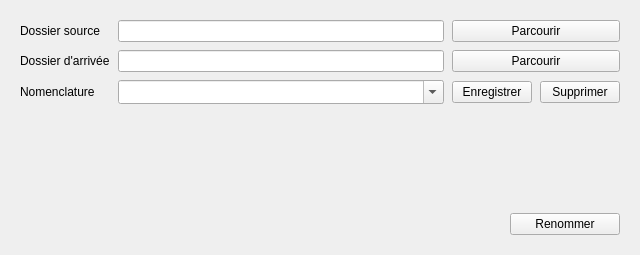
Qt form mainwindow.ui (Tibxla/FileRenamer) before a commit.
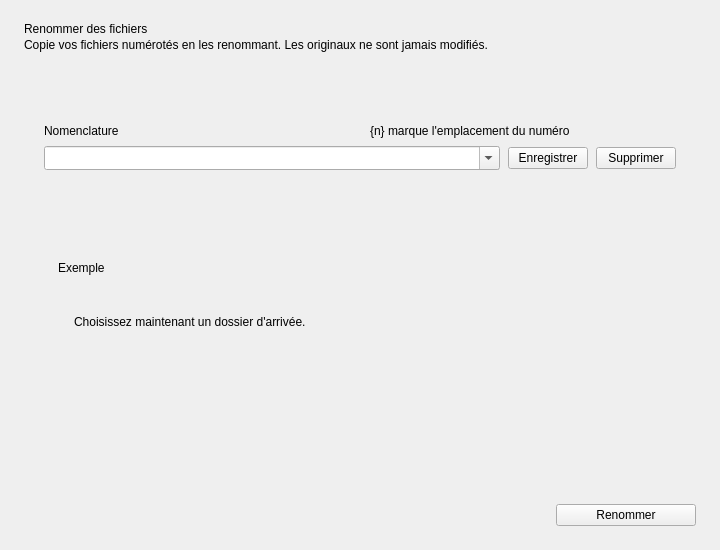
The same form after that commit. Custom widgets are drawn as their Qt base class.

Patch:
```diff
--- a/mainwindow.ui
+++ b/mainwindow.ui
@@ -6,119 +6,452 @@
    <rect>
     <x>0</x>
     <y>0</y>
-    <width>640</width>
-    <height>255</height>
+    <width>720</width>
+    <height>550</height>
    </rect>
   </property>
-  <property name="minimumSize">
-   <size><width>520</width><height>220</height></size>
-  </property>
   <property name="windowTitle">
    <string notr="true">FileRenamer</string>
   </property>
   <widget class="QWidget" name="centralWidget">
    <layout class="QVBoxLayout" name="windowLayout">
-    <property name="spacing"><number>16</number></property>
-    <property name="leftMargin"><number>20</number></property>
-    <property name="topMargin"><number>20</number></property>
-    <property name="rightMargin"><number>20</number></property>
-    <property name="bottomMargin"><number>20</number></property>
+    <property name="spacing"><number>0</number></property>
+    <property name="leftMargin"><number>24</number></property>
+    <property name="topMargin"><number>22</number></property>
+    <property name="rightMargin"><number>24</number></property>
+    <property name="bottomMargin"><number>24</number></property>
     <item>
-     <layout class="QGridLayout" name="renameForm">
-      <property name="horizontalSpacing"><number>8</number></property>
-      <property name="verticalSpacing"><number>8</number></property>
-      <item row="0" column="0">
-       <widget class="QLabel" name="sourceLabel">
-        <property name="text"><string>Dossier source</string></property>
-        <property name="buddy"><cstring>sourceDirLineEdit</cstring></property>
-       </widget>
+     <widget class="QLabel" name="titleLabel">
+      <property name="text"><string>Renommer des fichiers</string></property>
+     </widget>
+    </item>
+    <item>
+     <spacer name="titleSpacer">
+      <property name="orientation"><enum>Qt::Vertical</enum></property>
+      <property name="sizeType"><enum>QSizePolicy::Fixed</enum></property>
+      <property name="sizeHint" stdset="0"><size><width>0</width><height>2</height></size></property>
+     </spacer>
+    </item>
+    <item>
+     <widget class="QLabel" name="subtitleLabel">
+      <property name="text"><string>Copie vos fichiers numérotés en les renommant. Les originaux ne sont jamais modifiés.</string></property>
+     </widget>
+    </item>
+    <item>
+     <spacer name="headerSpacer">
+      <property name="orientation"><enum>Qt::Vertical</enum></property>
+      <property name="sizeType"><enum>QSizePolicy::Fixed</enum></property>
+      <property name="sizeHint" stdset="0"><size><width>0</width><height>20</height></size></property>
+     </spacer>
+    </item>
+    <item>
+     <layout class="QHBoxLayout" name="foldersLayout">
+      <property name="spacing"><number>10</number></property>
+      <item>
+       <widget class="FolderDropZone" name="sourceZone"/>
       </item>
-      <item row="0" column="1">
-       <widget class="FolderDropLineEdit" name="sourceDirLineEdit"/>
-      </item>
-      <item row="0" column="2" colspan="2">
-       <widget class="QPushButton" name="browseSourceButton">
-        <property name="accessibleName"><string>Parcourir le dossier source</string></property>
-        <property name="text"><string>Parcourir</string></property>
+      <item>
+       <widget class="IconView" name="foldersArrow">
+        <property name="minimumSize"><size><width>20</width><height>20</height></size></property>
+        <property name="maximumSize"><size><width>20</width><height>20</height></size></property>
        </widget>
       </item>
-      <item row="1" column="0">
-       <widget class="QLabel" name="destLabel">
-        <property name="text"><string>Dossier d'arrivée</string></property>
-        <property name="buddy"><cstring>destDirLineEdit</cstring></property>
-       </widget>
+      <item>
+       <widget class="FolderDropZone" name="destZone"/>
       </item>
-      <item row="1" column="1">
-       <widget class="FolderDropLineEdit" name="destDirLineEdit"/>
-      </item>
-      <item row="1" column="2" colspan="2">
-       <widget class="QPushButton" name="browseDestButton">
-        <property name="accessibleName"><string>Parcourir le dossier d'arrivée</string></property>
-        <property name="text"><string>Parcourir</string></property>
-       </widget>
-      </item>
-      <item row="2" column="0">
-       <widget class="QLabel" name="nomenclatureLabel">
-        <property name="text"><string>Nomenclature</string></property>
-        <property name="buddy"><cstring>nomenclatureComboBox</cstring></property>
-       </widget>
-      </item>
-      <item row="2" column="1">
-       <widget class="QComboBox" name="nomenclatureComboBox">
-        <property name="editable"><bool>true</bool></property>
-        <property name="insertPolicy"><enum>QComboBox::NoInsert</enum></property>
-        <property name="sizeAdjustPolicy"><enum>QComboBox::AdjustToMinimumContentsLengthWithIcon</enum></property>
-        <property name="minimumContentsLength"><number>14</number></property>
-       </widget>
-      </item>
-      <item row="2" column="2">
-       <widget class="QPushButton" name="saveNomenclatureButton">
-        <property name="text"><string>Enregistrer</string></property>
-        <property name="accessibleName"><string>Enregistrer la nomenclature</string></property>
-       </widget>
-      </item>
-      <item row="2" column="3">
-       <widget class="QPushButton" name="removeNomenclatureButton">
-        <property name="text"><string>Supprimer</string></property>
-        <property name="accessibleName"><string>Supprimer la nomenclature</string></property>
-       </widget>
-      </item>
-      <item row="3" column="1" colspan="3">
-       <widget class="QLabel" name="renamePreview">
-        <property name="sizePolicy">
-         <sizepolicy hsizetype="Ignored" vsizetype="Preferred">
-          <horstretch>0</horstretch>
-          <verstretch>0</verstretch>
-         </sizepolicy>
-        </property>
-        <property name="textFormat"><enum>Qt::PlainText</enum></property>
-        <property name="alignment"><set>Qt::AlignLeft|Qt::AlignTop</set></property>
-        <property name="wordWrap"><bool>true</bool></property>
-       </widget>
-      </item>
      </layout>
     </item>
     <item>
      <spacer name="renameSpacer">
       <property name="orientation"><enum>Qt::Vertical</enum></property>
+      <property name="sizeType"><enum>QSizePolicy::Fixed</enum></property>
+      <property name="sizeHint" stdset="0"><size><width>0</width><height>16</height></size></property>
      </spacer>
     </item>
-    <item alignment="Qt::AlignRight">
-     <widget class="QPushButton" name="renameButton">
-      <property name="minimumSize">
-       <size><width>110</width><height>0</height></size>
-      </property>
-      <property name="text"><string>Renommer</string></property>
+    <item>
+     <widget class="QFrame" name="nomenclatureCard">
+      <layout class="QVBoxLayout" name="cardLayout">
+       <property name="spacing"><number>0</number></property>
+       <property name="leftMargin"><number>20</number></property>
+       <property name="topMargin"><number>16</number></property>
+       <property name="rightMargin"><number>20</number></property>
+       <property name="bottomMargin"><number>18</number></property>
+       <item>
+        <layout class="QHBoxLayout" name="nomenclatureHeader">
+         <property name="spacing"><number>12</number></property>
+         <item>
+          <widget class="QLabel" name="nomenclatureLabel">
+           <property name="text"><string>Nomenclature</string></property>
+           <property name="buddy"><cstring>nomenclatureComboBox</cstring></property>
+          </widget>
+         </item>
+         <item>
+          <spacer name="nomenclatureHeaderSpacer">
+           <property name="orientation"><enum>Qt::Horizontal</enum></property>
+          </spacer>
+         </item>
+         <item>
+          <widget class="QLabel" name="nomenclatureHint">
+           <property name="text"><string>{n} marque l'emplacement du numéro</string></property>
+           <property name="textFormat"><enum>Qt::PlainText</enum></property>
+          </widget>
+         </item>
+        </layout>
+       </item>
+       <item>
+        <spacer name="nomenclatureLabelSpacer">
+         <property name="orientation"><enum>Qt::Vertical</enum></property>
+         <property name="sizeType"><enum>QSizePolicy::Fixed</enum></property>
+         <property name="sizeHint" stdset="0"><size><width>0</width><height>8</height></size></property>
+        </spacer>
+       </item>
+       <item>
+        <layout class="QHBoxLayout" name="nomenclatureRow">
+         <property name="spacing"><number>8</number></property>
+         <item>
+          <widget class="QComboBox" name="nomenclatureComboBox">
+           <property name="sizePolicy">
+            <sizepolicy hsizetype="Expanding" vsizetype="Fixed">
+             <horstretch>0</horstretch>
+             <verstretch>0</verstretch>
+            </sizepolicy>
+           </property>
+           <property name="editable"><bool>true</bool></property>
+           <property name="insertPolicy"><enum>QComboBox::NoInsert</enum></property>
+           <property name="sizeAdjustPolicy"><enum>QComboBox::AdjustToMinimumContentsLengthWithIcon</enum></property>
+           <property name="minimumContentsLength"><number>12</number></property>
+          </widget>
+         </item>
+         <item>
+          <widget class="QPushButton" name="saveNomenclatureButton">
+           <property name="focusPolicy"><enum>Qt::TabFocus</enum></property>
+           <property name="toolTip"><string>Ajouter cette nomenclature à la liste</string></property>
+           <property name="accessibleName"><string>Enregistrer la nomenclature</string></property>
+           <property name="text"><string>Enregistrer</string></property>
+          </widget>
+         </item>
+         <item>
+          <widget class="QPushButton" name="removeNomenclatureButton">
+           <property name="focusPolicy"><enum>Qt::TabFocus</enum></property>
+           <property name="toolTip"><string>Retirer cette nomenclature de la liste</string></property>
+           <property name="accessibleName"><string>Supprimer la nomenclature</string></property>
+           <property name="text"><string>Supprimer</string></property>
+          </widget>
+         </item>
+        </layout>
+       </item>
+       <item>
+        <spacer name="dividerTopSpacer">
+         <property name="orientation"><enum>Qt::Vertical</enum></property>
+         <property name="sizeType"><enum>QSizePolicy::Fixed</enum></property>
+         <property name="sizeHint" stdset="0"><size><width>0</width><height>16</height></size></property>
+        </spacer>
+       </item>
+       <item>
+        <widget class="QFrame" name="divider">
+         <property name="minimumSize"><size><width>0</width><height>1</height></size></property>
+         <property name="maximumSize"><size><width>16777215</width><height>1</height></size></property>
+         <property name="frameShape"><enum>QFrame::NoFrame</enum></property>
+        </widget>
+       </item>
+       <item>
+        <spacer name="dividerBottomSpacer">
+         <property name="orientation"><enum>Qt::Vertical</enum></property>
+         <property name="sizeType"><enum>QSizePolicy::Fixed</enum></property>
+         <property name="sizeHint" stdset="0"><size><width>0</width><height>14</height></size></property>
+        </spacer>
+       </item>
+       <item>
+        <widget class="QStackedWidget" name="statusStack">
+         <widget class="QWidget" name="previewPage">
+          <layout class="QVBoxLayout" name="previewLayout">
+           <property name="spacing"><number>10</number></property>
+           <property name="leftMargin"><number>0</number></property>
+           <property name="topMargin"><number>0</number></property>
+           <property name="rightMargin"><number>0</number></property>
+           <property name="bottomMargin"><number>0</number></property>
+           <item>
+            <widget class="QFrame" name="messageRow">
+             <layout class="QHBoxLayout" name="messageLayout">
+              <property name="spacing"><number>10</number></property>
+              <property name="leftMargin"><number>14</number></property>
+              <property name="topMargin"><number>11</number></property>
+              <property name="rightMargin"><number>14</number></property>
+              <property name="bottomMargin"><number>11</number></property>
+              <item alignment="Qt::AlignTop">
+               <widget class="IconView" name="messageIcon">
+                <property name="minimumSize"><size><width>18</width><height>18</height></size></property>
+                <property name="maximumSize"><size><width>18</width><height>18</height></size></property>
+               </widget>
+              </item>
+              <item>
+               <widget class="QLabel" name="messageLabel">
+                <property name="sizePolicy">
+                 <sizepolicy hsizetype="Ignored" vsizetype="Preferred">
+                  <horstretch>1</horstretch>
+                  <verstretch>0</verstretch>
+                 </sizepolicy>
+                </property>
+                <property name="textFormat"><enum>Qt::PlainText</enum></property>
+                <property name="wordWrap"><bool>true</bool></property>
+               </widget>
+              </item>
+             </layout>
+            </widget>
+           </item>
+           <item>
+            <widget class="QFrame" name="exampleRow">
+             <layout class="QVBoxLayout" name="exampleBoxLayout">
+              <property name="spacing"><number>3</number></property>
+              <property name="leftMargin"><number>14</number></property>
+              <property name="topMargin"><number>10</number></property>
+              <property name="rightMargin"><number>14</number></property>
+              <property name="bottomMargin"><number>11</number></property>
+              <item>
+               <widget class="QLabel" name="exampleCaption">
+                <property name="text"><string>Exemple</string></property>
+               </widget>
+              </item>
+              <item>
+             <layout class="QHBoxLayout" name="exampleLayout">
+              <property name="spacing"><number>10</number></property>
+              <item>
+               <widget class="ElidedLabel" name="exampleSource"/>
+              </item>
+              <item>
+               <widget class="IconView" name="exampleArrow">
+                <property name="minimumSize"><size><width>16</width><height>16</height></size></property>
+                <property name="maximumSize"><size><width>16</width><height>16</height></size></property>
+               </widget>
+              </item>
+              <item>
+               <widget class="ElidedLabel" name="exampleOutput"/>
+              </item>
+              <item>
+               <spacer name="exampleSpacer">
+                <property name="orientation"><enum>Qt::Horizontal</enum></property>
+                <property name="sizeHint" stdset="0"><size><width>0</width><height>0</height></size></property>
+               </spacer>
+              </item>
+             </layout>
+              </item>
+             </layout>
+            </widget>
+           </item>
+           <item>
+            <widget class="QWidget" name="countsRow" native="true">
+             <layout class="QHBoxLayout" name="countsLayout">
+              <property name="spacing"><number>8</number></property>
+              <property name="leftMargin"><number>0</number></property>
+              <property name="topMargin"><number>0</number></property>
+              <property name="rightMargin"><number>0</number></property>
+              <property name="bottomMargin"><number>0</number></property>
+              <item>
+               <widget class="QLabel" name="copyPill">
+                <property name="textFormat"><enum>Qt::PlainText</enum></property>
+               </widget>
+              </item>
+              <item>
+               <widget class="QLabel" name="skipPill">
+                <property name="textFormat"><enum>Qt::PlainText</enum></property>
+               </widget>
+              </item>
+              <item>
+               <widget class="QLabel" name="readyHint">
+                <property name="textFormat"><enum>Qt::PlainText</enum></property>
+                <property name="text"><string>Choisissez maintenant un dossier d'arrivée.</string></property>
+               </widget>
+              </item>
+              <item>
+               <spacer name="countsSpacer">
+                <property name="orientation"><enum>Qt::Horizontal</enum></property>
+                <property name="sizeHint" stdset="0"><size><width>0</width><height>0</height></size></property>
+               </spacer>
+              </item>
+             </layout>
+            </widget>
+           </item>
+           <item>
+            <spacer name="previewSpacer">
+             <property name="orientation"><enum>Qt::Vertical</enum></property>
+             <property name="sizeHint" stdset="0"><size><width>0</width><height>0</height></size></property>
+            </spacer>
+           </item>
+          </layout>
+         </widget>
+         <widget class="QWidget" name="progressPage">
+          <layout class="QVBoxLayout" name="progressLayout">
+           <property name="spacing"><number>12</number></property>
+           <property name="leftMargin"><number>0</number></property>
+           <property name="topMargin"><number>0</number></property>
+           <property name="rightMargin"><number>0</number></property>
+           <property name="bottomMargin"><number>0</number></property>
+           <item>
+            <layout class="QHBoxLayout" name="progressHeader">
+             <property name="spacing"><number>12</number></property>
+             <item>
+              <widget class="QLabel" name="progressLabel">
+               <property name="sizePolicy">
+                <sizepolicy hsizetype="Ignored" vsizetype="Preferred">
+                 <horstretch>1</horstretch>
+                 <verstretch>0</verstretch>
+                </sizepolicy>
+               </property>
+               <property name="textFormat"><enum>Qt::PlainText</enum></property>
+              </widget>
+             </item>
+             <item>
+              <widget class="QPushButton" name="cancelButton">
+               <property name="focusPolicy"><enum>Qt::TabFocus</enum></property>
+               <property name="toolTip"><string>Arrêter après la copie en cours (Échap)</string></property>
+               <property name="text"><string>Annuler</string></property>
+              </widget>
+             </item>
+            </layout>
+           </item>
+           <item>
+            <widget class="QProgressBar" name="progressBar">
+             <property name="textVisible"><bool>false</bool></property>
+            </widget>
+           </item>
+           <item>
+            <spacer name="progressSpacer">
+             <property name="orientation"><enum>Qt::Vertical</enum></property>
+             <property name="sizeHint" stdset="0"><size><width>0</width><height>0</height></size></property>
+            </spacer>
+           </item>
+          </layout>
+         </widget>
+         <widget class="QWidget" name="resultPage">
+          <layout class="QVBoxLayout" name="resultLayout">
+           <property name="spacing"><number>2</number></property>
+           <property name="leftMargin"><number>0</number></property>
+           <property name="topMargin"><number>0</number></property>
+           <property name="rightMargin"><number>0</number></property>
+           <property name="bottomMargin"><number>0</number></property>
+           <item>
+            <layout class="QHBoxLayout" name="resultHeader">
+             <property name="spacing"><number>10</number></property>
+             <item>
+              <widget class="IconView" name="resultIcon">
+               <property name="minimumSize"><size><width>22</width><height>22</height></size></property>
+               <property name="maximumSize"><size><width>22</width><height>22</height></size></property>
+              </widget>
+             </item>
+             <item>
+              <widget class="ElidedLabel" name="resultLabel">
+               <property name="sizePolicy">
+                <sizepolicy hsizetype="Preferred" vsizetype="Fixed">
+                 <horstretch>1</horstretch>
+                 <verstretch>0</verstretch>
+                </sizepolicy>
+               </property>
+              </widget>
+             </item>
+             <item>
+              <widget class="QPushButton" name="openFolderButton">
+               <property name="focusPolicy"><enum>Qt::TabFocus</enum></property>
+               <property name="text"><string>Ouvrir le dossier d'arrivée</string></property>
+              </widget>
+             </item>
+            </layout>
+           </item>
+           <item>
+            <layout class="QHBoxLayout" name="ignoredRow">
+             <property name="spacing"><number>0</number></property>
+             <property name="leftMargin"><number>26</number></property>
+             <item>
+              <widget class="QToolButton" name="ignoredToggle">
+               <property name="focusPolicy"><enum>Qt::TabFocus</enum></property>
+               <property name="toolTip"><string>Afficher la raison de chaque fichier ignoré</string></property>
+               <property name="checkable"><bool>true</bool></property>
+               <property name="toolButtonStyle"><enum>Qt::ToolButtonTextBesideIcon</enum></property>
+               <property name="autoRaise"><bool>true</bool></property>
+              </widget>
+             </item>
+             <item>
+              <spacer name="ignoredRowSpacer">
+               <property name="orientation"><enum>Qt::Horizontal</enum></property>
+               <property name="sizeHint" stdset="0"><size><width>0</width><height>0</height></size></property>
+              </spacer>
+             </item>
+            </layout>
+           </item>
+           <item>
+            <widget class="QPlainTextEdit" name="ignoredList">
+             <property name="sizePolicy">
+              <sizepolicy hsizetype="Expanding" vsizetype="Expanding">
+               <horstretch>0</horstretch>
+               <verstretch>1</verstretch>
+              </sizepolicy>
+             </property>
+             <property name="accessibleName"><string>Fichiers ignorés et leur raison</string></property>
+             <property name="readOnly"><bool>true</bool></property>
+             <property name="lineWrapMode"><enum>QPlainTextEdit::WidgetWidth</enum></property>
+            </widget>
+           </item>
+           <item>
+            <spacer name="resultSpacer">
+             <property name="orientation"><enum>Qt::Vertical</enum></property>
+             <property name="sizeHint" stdset="0"><size><width>0</width><height>0</height></size></property>
+            </spacer>
+           </item>
+          </layout>
+         </widget>
+        </widget>
+       </item>
+      </layout>
      </widget>
     </item>
+    <item>
+     <spacer name="cardSpacer">
+      <property name="orientation"><enum>Qt::Vertical</enum></property>
+      <property name="sizeType"><enum>QSizePolicy::Fixed</enum></property>
+      <property name="sizeHint" stdset="0"><size><width>0</width><height>16</height></size></property>
+     </spacer>
+    </item>
+    <item>
+     <spacer name="bottomSpacer">
+      <property name="orientation"><enum>Qt::Vertical</enum></property>
+      <property name="sizeHint" stdset="0"><size><width>0</width><height>0</height></size></property>
+     </spacer>
+    </item>
+    <item>
+     <layout class="QHBoxLayout" name="actionsLayout">
+      <property name="spacing"><number>12</number></property>
+      <item>
+       <spacer name="actionsSpacer">
+        <property name="orientation"><enum>Qt::Horizontal</enum></property>
+        <property name="sizeHint" stdset="0"><size><width>0</width><height>0</height></size></property>
+       </spacer>
+      </item>
+      <item>
+       <widget class="QPushButton" name="renameButton">
+        <property name="focusPolicy"><enum>Qt::TabFocus</enum></property>
+        <property name="minimumSize"><size><width>140</width><height>0</height></size></property>
+        <property name="text"><string>Renommer</string></property>
+       </widget>
+      </item>
+     </layout>
+    </item>
    </layout>
   </widget>
  </widget>
  <customwidgets>
   <customwidget>
-   <class>FolderDropLineEdit</class>
-   <extends>QLineEdit</extends>
-   <header>folderdroplineedit.h</header>
+   <class>FolderDropZone</class>
+   <extends>QWidget</extends>
+   <header>folderdropzone.h</header>
+  </customwidget>
+  <customwidget>
+   <class>IconView</class>
+   <extends>QWidget</extends>
+   <header>iconview.h</header>
+  </customwidget>
+  <customwidget>
+   <class>ElidedLabel</class>
+   <extends>QLabel</extends>
+   <header>elidedlabel.h</header>
   </customwidget>
  </customwidgets>
  <tabstops>
```
Left out of the diff: 13 changed lines with no effect on the pictures.
